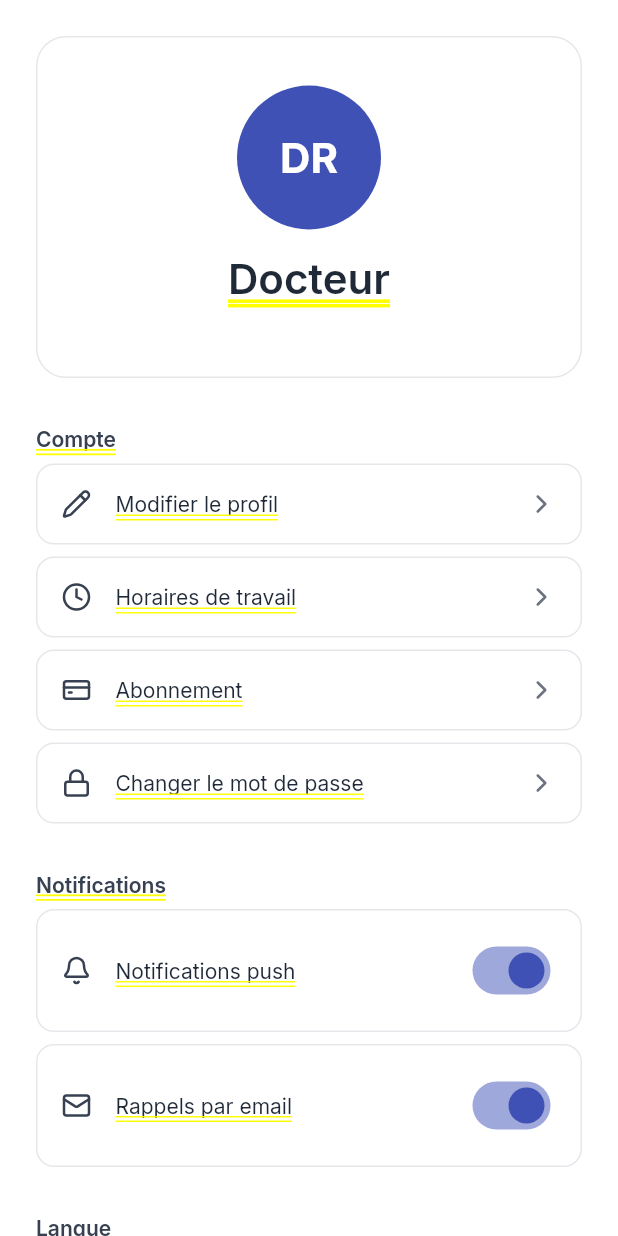
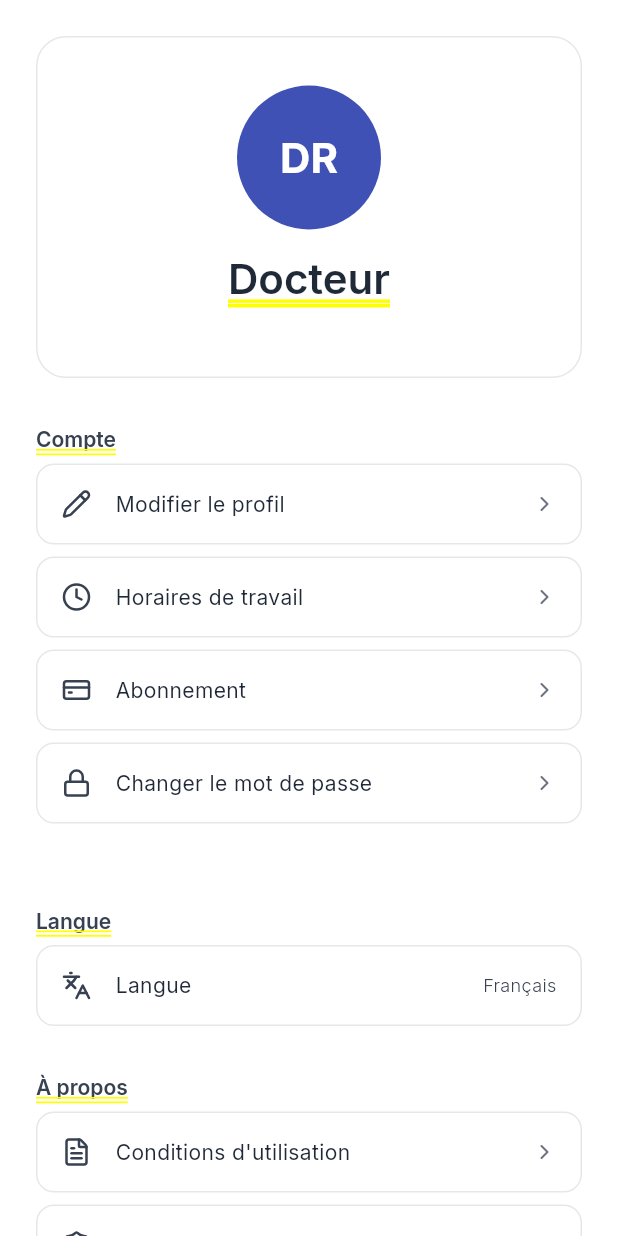
Before and after one commit to eyadati/eyadati.com, a Flutter app: the DoctorDashboardPage screen opened by its route, after a tap on an icon or button, on a phone screen of 412 x 824 dp. Run offline on Flutter 3.47's test engine with Material 3 defaults, Android fonts, the phone set to English and light mode, and no system bars; our stand-ins replace cached_network_image, flutter_dotenv, flutter_riverpod, freezed_annotation, go_router, google_fonts and 6 more; missing offline and left inert: syncfusion_flutter_core; accounts and stored records are empty.

```diff
--- a/lib/features/doctor/presentation/pages/doctor_dashboard_page.dart
+++ b/lib/features/doctor/presentation/pages/doctor_dashboard_page.dart
@@ -86,42 +86,29 @@ class _DoctorDashboardPageState extends ConsumerState<DoctorDashboardPage> {
     final onlineCount = doctorState.allAppointments
         .where((a) => a.bookingType == 'online' && a.startTime.isAfter(now))
         .length;
-    final nextAppointmentName = doctorState.upcomingAppointments.isNotEmpty
-        ? doctorState.upcomingAppointments.first.patientName
-        : 'Aucun';
+
+    final nextApt = doctorState.upcomingAppointments.isNotEmpty
+        ? doctorState.upcomingAppointments.first
+        : null;
+
+    String nextAptInfo = 'Aucun';
+    if (nextApt != null) {
+      final dateStr = '${nextApt.startTime.day}/${nextApt.startTime.month}';
+      final timeStr = '${nextApt.startTime.hour}:${nextApt.startTime.minute.toString().padLeft(2, '0')}';
+      final type = nextApt.isConsultation ? 'Consultation' : 'RDV';
+      nextAptInfo = '$type\n$dateStr à $timeStr';
+    }
 
     return Row(
       children: [
-        Expanded(
-          child: _buildStatCard(
-            "Cette semaine",
-            '${doctorState.weekAppointmentsCount}',
-            LucideIcons.calendar,
-            AppColors.primary,
-          ),
-        ),
+        Expanded(child: _buildStatCard("Cette semaine", '${doctorState.weekAppointmentsCount}', LucideIcons.calendar, AppColors.primary)),
         const SizedBox(width: 24),
-        Expanded(
-          child: _buildStatCard(
-            "En ligne",
-            '$onlineCount',
-            LucideIcons.video,
-            AppColors.secondary,
-          ),
-        ),
+        Expanded(child: _buildStatCard("En ligne", '$onlineCount', LucideIcons.video, AppColors.secondary)),
         const SizedBox(width: 24),
-        Expanded(
-          child: _buildStatCard(
-            "Prochain RDV",
-            nextAppointmentName,
-            LucideIcons.user,
-            AppColors.warning,
-          ),
-        ),
+        Expanded(child: _buildStatCard("Prochain RDV", nextAptInfo, LucideIcons.user, AppColors.warning)),
       ],
     );
   }
-
   Widget _buildStatCard(
     String title,
     String value,
--- a/lib/features/doctor/presentation/pages/doctor_settings_page.dart
+++ b/lib/features/doctor/presentation/pages/doctor_settings_page.dart
@@ -34,15 +34,8 @@ class _DoctorSettingsPageState extends ConsumerState<DoctorSettingsPage> {
   Future<void> _loadSettings() async {
     final prefs = await SharedPreferences.getInstance();
     setState(() {
-      _pushEnabled = prefs.getBool('push_notifications') ?? true;
       _emailEnabled = prefs.getBool('email_reminders') ?? true;
     });
-  }
-
-  Future<void> _savePushSetting(bool value) async {
-    final prefs = await SharedPreferences.getInstance();
-    await prefs.setBool('push_notifications', value);
-    setState(() => _pushEnabled = value);
   }
 
   Future<void> _saveEmailSetting(bool value) async {
@@ -70,18 +63,20 @@ class _DoctorSettingsPageState extends ConsumerState<DoctorSettingsPage> {
             Text('Langue', style: AppTextStyles.sectionTitle),
             const SizedBox(height: AppSpacing.lg),
             ListTile(
-              leading: const Text('🇫🇷', style: TextStyle(fontSize: 24)),
               title: Text('Français', style: AppTextStyles.bodyMedium),
-              trailing: !isArabic ? Icon(LucideIcons.check, color: AppColors.primary) : null,
+              trailing: !isArabic
+                  ? Icon(LucideIcons.check, color: AppColors.primary)
+                  : null,
               onTap: () {
                 ref.read(localeProvider.notifier).setLocale('fr');
                 Navigator.pop(ctx);
               },
             ),
             ListTile(
-              leading: const Text('🇩🇿', style: TextStyle(fontSize: 24)),
               title: Text('العربية', style: AppTextStyles.bodyMedium),
-              trailing: isArabic ? Icon(LucideIcons.check, color: AppColors.primary) : null,
+              trailing: isArabic
+                  ? Icon(LucideIcons.check, color: AppColors.primary)
+                  : null,
               onTap: () {
                 ref.read(localeProvider.notifier).setLocale('ar');
                 Navigator.pop(ctx);
@@ -110,7 +105,10 @@ class _DoctorSettingsPageState extends ConsumerState<DoctorSettingsPage> {
               Navigator.pop(ctx);
               await ref.read(authProvider.notifier).logout();
             },
-            child: Text('Deconnexion', style: AppTextStyles.labelLarge.copyWith(color: AppColors.error)),
+            child: Text(
+              'Deconnexion',
+              style: AppTextStyles.labelLarge.copyWith(color: AppColors.error),
+            ),
           ),
         ],
       ),
@@ -137,7 +135,9 @@ class _DoctorSettingsPageState extends ConsumerState<DoctorSettingsPage> {
             title: 'Modifier le profil',
             onTap: () => Navigator.push(
               context,
-              MaterialPageRoute(builder: (context) => const DoctorEditProfilePage()),
+              MaterialPageRoute(
+                builder: (context) => const DoctorEditProfilePage(),
+              ),
             ),
           ),
           _buildMenuItem(
@@ -145,7 +145,9 @@ class _DoctorSettingsPageState extends ConsumerState<DoctorSettingsPage> {
             title: 'Horaires de travail',
             onTap: () => Navigator.push(
               context,
-              MaterialPageRoute(builder: (context) => const DoctorSchedulePage()),
+              MaterialPageRoute(
+                builder: (context) => const DoctorSchedulePage(),
+              ),
             ),
           ),
           _buildMenuItem(
@@ -153,7 +155,9 @@ class _DoctorSettingsPageState extends ConsumerState<DoctorSettingsPage> {
             title: 'Abonnement',
             onTap: () => Navigator.push(
               context,
-              MaterialPageRoute(builder: (context) => const DoctorSubscriptionPage()),
+              MaterialPageRoute(
+                builder: (context) => const DoctorSubscriptionPage(),
+              ),
             ),
           ),
           _buildMenuItem(
@@ -162,20 +166,7 @@ class _DoctorSettingsPageState extends ConsumerState<DoctorSettingsPage> {
             onTap: () {},
           ),
           const SizedBox(height: AppSpacing.lg),
-          _buildSectionTitle('Notifications'),
-          const SizedBox(height: AppSpacing.sm),
-          _buildToggleItem(
-            icon: LucideIcons.bell,
-            title: 'Notifications push',
-            value: _pushEnabled,
-            onChanged: _savePushSetting,
-          ),
-          _buildToggleItem(
-            icon: LucideIcons.mail,
-            title: 'Rappels par email',
-            value: _emailEnabled,
-            onChanged: _saveEmailSetting,
-          ),
+
           const SizedBox(height: AppSpacing.lg),
           _buildSectionTitle('Langue'),
           const SizedBox(height: AppSpacing.sm),
@@ -243,16 +234,18 @@ class _DoctorSettingsPageState extends ConsumerState<DoctorSettingsPage> {
             const SizedBox(height: 4),
             Text(
               state.specialty,
-              style: AppTextStyles.bodyMedium.copyWith(fontWeight: FontWeight.w300),
+              style: AppTextStyles.bodyMedium.copyWith(
+                fontWeight: FontWeight.w300,
+              ),
             ),
           ],
           const SizedBox(height: AppSpacing.md),
-          if (state.city.isNotEmpty) _buildInfoChip(LucideIcons.mapPin, state.city),
-          if (state.phone.isNotEmpty) _buildInfoChip(LucideIcons.phone, state.phone),
-          if (state.scheduleSlots.isNotEmpty) _buildInfoChip(
-            LucideIcons.clock,
-            _buildScheduleSummary(state),
-          ),
+          if (state.city.isNotEmpty)
+            _buildInfoChip(LucideIcons.mapPin, state.city),
+          if (state.phone.isNotEmpty)
+            _buildInfoChip(LucideIcons.phone, state.phone),
+          if (state.scheduleSlots.isNotEmpty)
+            _buildInfoChip(LucideIcons.clock, _buildScheduleSummary(state)),
         ],
       ),
     );
@@ -272,12 +265,26 @@ class _DoctorSettingsPageState extends ConsumerState<DoctorSettingsPage> {
             placeholder: (context, url) => CircleAvatar(
               radius: 48,
               backgroundColor: AppColors.primary,
-              child: Text(_getInitials(name), style: const TextStyle(fontSize: 28, fontWeight: FontWeight.w700, color: Colors.white)),
+              child: Text(
+                _getInitials(name),
+                style: const TextStyle(
+                  fontSize: 28,
+                  fontWeight: FontWeight.w700,
+                  color: Colors.white,
+                ),
+              ),
             ),
             errorWidget: (context, url, error) => CircleAvatar(
               radius: 48,
               backgroundColor: AppColors.primary,
-              child: Text(_getInitials(name), style: const TextStyle(fontSize: 28, fontWeight: FontWeight.w700, color: Colors.white)),
+              child: Text(
+                _getInitials(name),
+                style: const TextStyle(
+                  fontSize: 28,
+                  fontWeight: FontWeight.w700,
+                  color: Colors.white,
+                ),
+              ),
             ),
           ),
         ),
@@ -286,7 +293,14 @@ class _DoctorSettingsPageState extends ConsumerState<DoctorSettingsPage> {
     return CircleAvatar(
       radius: 48,
       backgroundColor: AppColors.primary,
-      child: Text(_getInitials(name), style: const TextStyle(fontSize: 28, fontWeight: FontWeight.w700, color: Colors.white)),
+      child: Text(
+        _getInitials(name),
+        style: const TextStyle(
+          fontSize: 28,
+          fontWeight: FontWeight.w700,
+          color: Colors.white,
+        ),
+      ),
     );
   }
 
@@ -305,7 +319,12 @@ class _DoctorSettingsPageState extends ConsumerState<DoctorSettingsPage> {
         children: [
           Icon(icon, size: 14, color: AppColors.textSecondary),
           const SizedBox(width: 4),
-          Text(text, style: AppTextStyles.labelMedium.copyWith(fontWeight: FontWeight.w300)),
+          Text(
+            text,
+            style: AppTextStyles.labelMedium.copyWith(
+              fontWeight: FontWeight.w300,
+            ),
+          ),
         ],
       ),
     );
@@ -314,7 +333,10 @@ class _DoctorSettingsPageState extends ConsumerState<DoctorSettingsPage> {
   String _buildScheduleSummary(DoctorState state) {
     if (state.scheduleSlots.isEmpty) return 'Non configuré';
     final dayNames = ['Dim', 'Lun', 'Mar', 'Mer', 'Jeu', 'Ven', 'Sam'];
-    final workingDays = state.scheduleSlots.where((s) => s.isActive).map((s) => dayNames[s.dayOfWeek]).toList();
+    final workingDays = state.scheduleSlots
+        .where((s) => s.isActive)
+        .map((s) => dayNames[s.dayOfWeek])
+        .toList();
     if (workingDays.isEmpty) return 'Non configuré';
     final firstSlot = state.scheduleSlots.first;
     final start = TimeUtils.minutesToString(firstSlot.startTime);
@@ -338,14 +360,23 @@ class _DoctorSettingsPageState extends ConsumerState<DoctorSettingsPage> {
               color: AppColors.primary.withValues(alpha: 0.1),
               borderRadius: BorderRadius.circular(12),
             ),
-            child: Icon(LucideIcons.stethoscope, color: AppColors.primary, size: 24),
+            child: Icon(
+              LucideIcons.stethoscope,
+              color: AppColors.primary,
+              size: 24,
+            ),
           ),
           const SizedBox(width: AppSpacing.md),
           Column(
             crossAxisAlignment: CrossAxisAlignment.start,
             children: [
               Text('Eyadati', style: AppTextStyles.labelLarge),
-              Text('Version 1.0.0', style: AppTextStyles.labelMedium.copyWith(fontWeight: FontWeight.w300)),
+              Text(
+                'Version 1.0.0',
+                style: AppTextStyles.labelMedium.copyWith(
+                  fontWeight: FontWeight.w300,
+                ),
+              ),
             ],
           ),
         ],
@@ -354,7 +385,10 @@ class _DoctorSettingsPageState extends ConsumerState<DoctorSettingsPage> {
   }
 
   Widget _buildSectionTitle(String title) {
-    return Text(title, style: AppTextStyles.labelLarge.copyWith(color: AppColors.textSecondary));
+    return Text(
+      title,
+      style: AppTextStyles.labelLarge.copyWith(color: AppColors.textSecondary),
+    );
   }
 
   Widget _buildMenuItem({
@@ -365,6 +399,8 @@ class _DoctorSettingsPageState extends ConsumerState<DoctorSettingsPage> {
   }) {
     return Padding(
       padding: const EdgeInsets.only(bottom: AppSpacing.sm),
+      child: Material(
+        color: Colors.transparent,
         child: InkWell(
           onTap: onTap,
           borderRadius: BorderRadius.circular(12),
@@ -381,10 +417,20 @@ class _DoctorSettingsPageState extends ConsumerState<DoctorSettingsPage> {
                 const SizedBox(width: AppSpacing.md),
                 Expanded(child: Text(title, style: AppTextStyles.bodyMedium)),
                 if (trailing != null)
-                Text(trailing, style: AppTextStyles.labelMedium.copyWith(fontWeight: FontWeight.w300))
+                  Text(
+                    trailing,
+                    style: AppTextStyles.labelMedium.copyWith(
+                      fontWeight: FontWeight.w300,
+                    ),
+                  )
                 else
-                Icon(LucideIcons.chevronRight, size: 20, color: AppColors.textHint),
+                  const Icon(
+                    LucideIcons.chevronRight,
+                    size: 16,
+                    color: AppColors.textHint,
+                  ),
               ],
+            ),
           ),
         ),
       ),
@@ -416,7 +462,8 @@ class _DoctorSettingsPageState extends ConsumerState<DoctorSettingsPage> {
               onChanged: onChanged,
               activeTrackColor: AppColors.primary.withValues(alpha: 0.5),
               thumbColor: WidgetStateProperty.resolveWith((states) {
-                if (states.contains(WidgetState.selected)) return AppColors.primary;
+                if (states.contains(WidgetState.selected))
+                  return AppColors.primary;
                 return AppColors.textHint;
               }),
             ),
```
Also changed, not shown: lib/features/auth/presentation/pages/splash_page.dart (+11 -11 lines), lib/features/doctor/presentation/pages/doctor_calendar_page.dart (+125 -50 lines), lib/features/doctor/presentation/widgets/appointment_details_sheet.dart (+7 -10 lines), 2 other files. Lines whose indentation alone changed are shown as unchanged.
